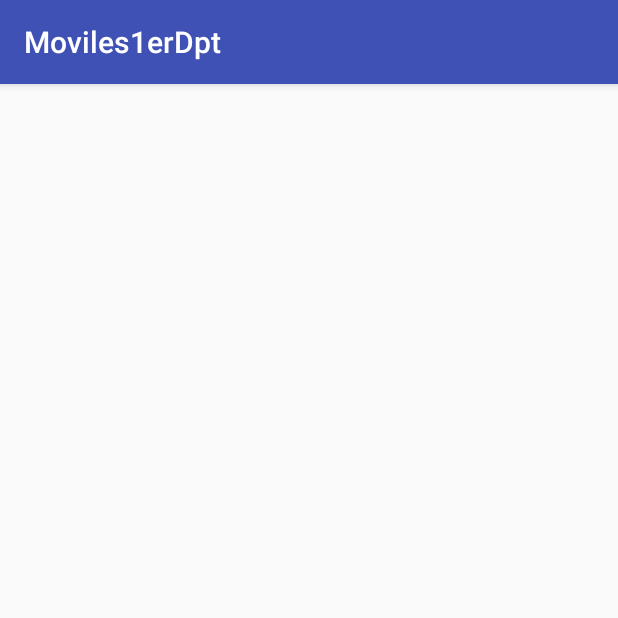
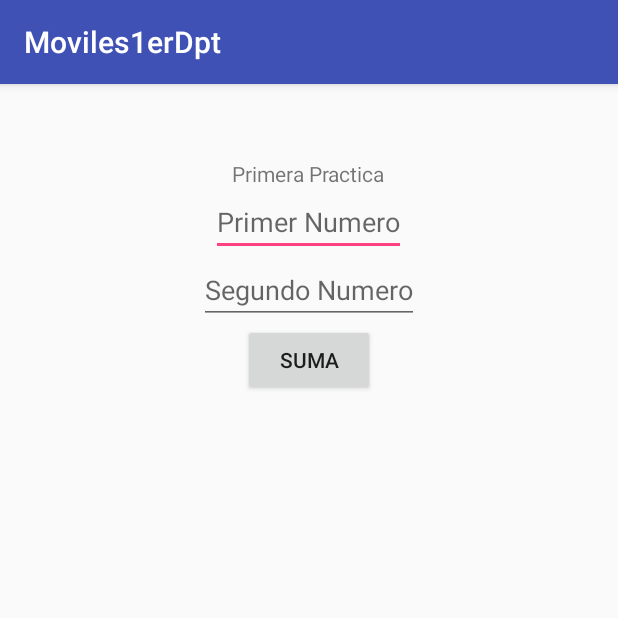
Before and after one commit to Tlakua/Moviles1erDpt, an Android app: the Pct_1 screen opened directly, with no data from a screen before it, on a phone screen of 412 x 824 dp, the top half of it. Run offline under Robolectric (Android 15) with nearby library versions, the phone set to English and light mode, and no system bars.

Commit message:
Intents
Activitys necesarios e intents

```diff
--- a/Moviles1erDpt/app/src/main/java/com/codequark/www/moviles1erdpt/Practicas/Pct_1.java
+++ b/Moviles1erDpt/app/src/main/java/com/codequark/www/moviles1erdpt/Practicas/Pct_1.java
@@ -2,14 +2,38 @@ package com.codequark.www.moviles1erdpt.Practicas;
 
 import android.support.v7.app.AppCompatActivity;
 import android.os.Bundle;
+import android.view.View;
+import android.widget.Button;
+import android.widget.EditText;
+import android.widget.TextView;
 
 import com.codequark.www.moviles1erdpt.R;
 
 public class Pct_1 extends AppCompatActivity {
 
+    Button btn_1;
+    EditText et_1;
+    EditText et_2;
+    TextView tv_1;
+
     @Override
     protected void onCreate(Bundle savedInstanceState) {
         super.onCreate(savedInstanceState);
         setContentView(R.layout.activity_pct_1);
+
+        btn_1 = (Button) findViewById(R.id.btn_1PCT1);
+        et_1 = (EditText) findViewById(R.id.et_1PCT1);
+        et_2 = (EditText) findViewById(R.id.et_2PCT1);
+        tv_1 = (TextView) findViewById(R.id.tv_1PCT1);
+
+    }
+
+    public void btn_1(View v){
+        int a = Integer.parseInt(et_1.getText().toString());
+        int b = Integer.parseInt(et_2.getText().toString());
+
+        int c = a + b;
+        String resul = "Resultado: " + c;
+        tv_1.setText(resul);
     }
 }
--- a/Moviles1erDpt/app/src/main/res/layout/activity_main.xml
+++ b/Moviles1erDpt/app/src/main/res/layout/activity_main.xml
@@ -20,6 +20,7 @@
         android:id="@+id/btn_pct1"
         android:layout_width="match_parent"
         android:layout_height="wrap_content"
+        android:onClick="btn1"
         android:text="@string/p1" />
     <Button
         android:id="@+id/btn_pct2"
--- a/Moviles1erDpt/app/src/main/res/layout/activity_pct_1.xml
+++ b/Moviles1erDpt/app/src/main/res/layout/activity_pct_1.xml
@@ -1,9 +1,43 @@
 <?xml version="1.0" encoding="utf-8"?>
-<android.support.constraint.ConstraintLayout xmlns:android="http://schemas.android.com/apk/res/android"
-    xmlns:app="http://schemas.android.com/apk/res-auto"
+<LinearLayout
+    xmlns:android="http://schemas.android.com/apk/res/android"
     xmlns:tools="http://schemas.android.com/tools"
+    android:orientation="vertical"
+    android:gravity="center_horizontal"
     android:layout_width="match_parent"
     android:layout_height="match_parent"
     tools:context=".Practicas.Pct_1">
 
-</android.support.constraint.ConstraintLayout>
+
+
+    <TextView
+        android:layout_width="wrap_content"
+        android:layout_height="wrap_content"
+        android:layout_marginTop="50sp"
+        android:text="Primera Practica"/>
+
+    <EditText
+        android:id="@+id/et_1PCT1"
+        android:layout_width="wrap_content"
+        android:layout_height="wrap_content"
+        android:hint="Primer Numero"/>
+
+    <EditText
+        android:id="@+id/et_2PCT1"
+        android:layout_width="wrap_content"
+        android:layout_height="wrap_content"
+        android:hint="Segundo Numero"/>
+
+    <Button
+        android:id="@+id/btn_1PCT1"
+        android:layout_width="wrap_content"
+        android:layout_height="wrap_content"
+        android:onClick="btn_1"
+        android:text="Suma"/>
+
+    <TextView
+        android:id="@+id/tv_1PCT1"
+        android:layout_width="wrap_content"
+        android:layout_height="wrap_content" />
+
+</LinearLayout>
```
Also changed, not shown: Moviles1erDpt/app/src/main/AndroidManifest.xml (+6 -1 lines), Moviles1erDpt/app/src/main/java/com/codequark/www/moviles1erdpt/MainActivity.java (+10 -0 lines), Moviles1erDpt/app/src/main/java/com/codequark/www/moviles1erdpt/Practicas/Pct_2.java (added, +15 -0 lines), Moviles1erDpt/app/src/main/java/com/codequark/www/moviles1erdpt/Practicas/Pct_3.java (added, +15 -0 lines), Moviles1erDpt/app/src/main/java/com/codequark/www/moviles1erdpt/Practicas/Pct_3_1.java (added, +15 -0 lines), Moviles1erDpt/app/src/main/java/com/codequark/www/moviles1erdpt/Practicas/Pct_4.java (added, +15 -0 lines), Moviles1erDpt/app/src/main/java/com/codequark/www/moviles1erdpt/Practicas/Pct_4_1.java (added, +15 -0 lines), Moviles1erDpt/app/src/main/res/layout/activity_pct_2.xml (added, +9 -0 lines), Moviles1erDpt/app/src/main/res/layout/activity_pct_3.xml (added, +9 -0 lines), Moviles1erDpt/app/src/main/res/layout/activity_pct_3_1.xml (added, +9 -0 lines), Moviles1erDpt/app/src/main/res/layout/activity_pct_4.xml (added, +9 -0 lines), Moviles1erDpt/app/src/main/res/layout/activity_pct_4_1.xml (added, +9 -0 lines).
